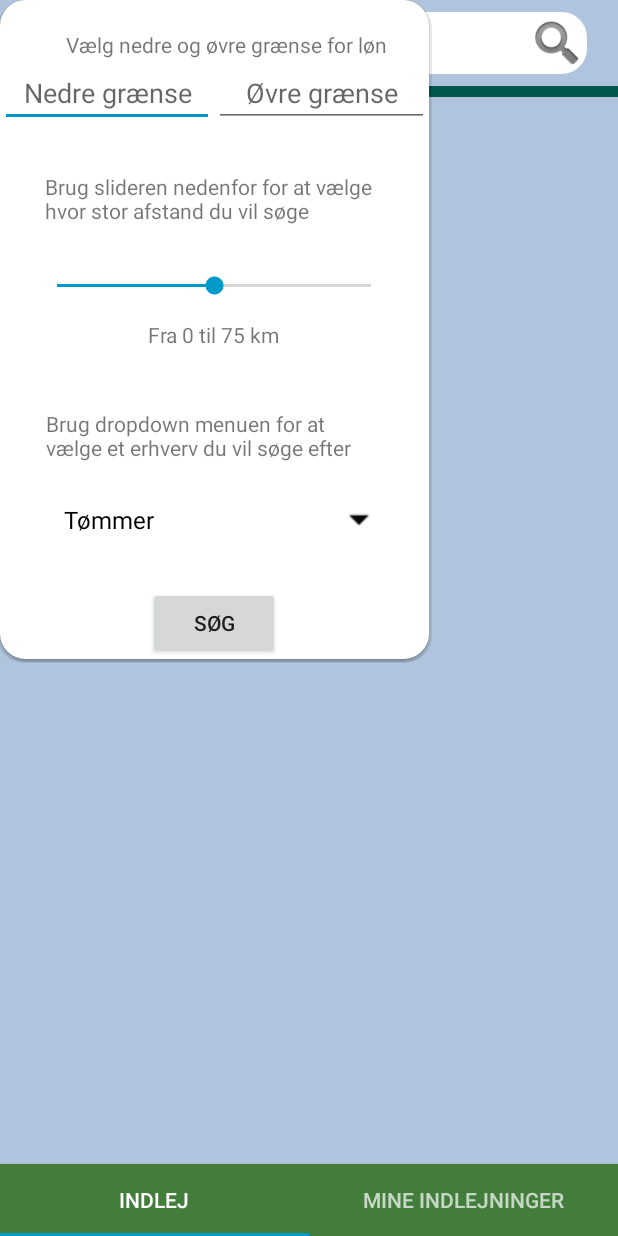
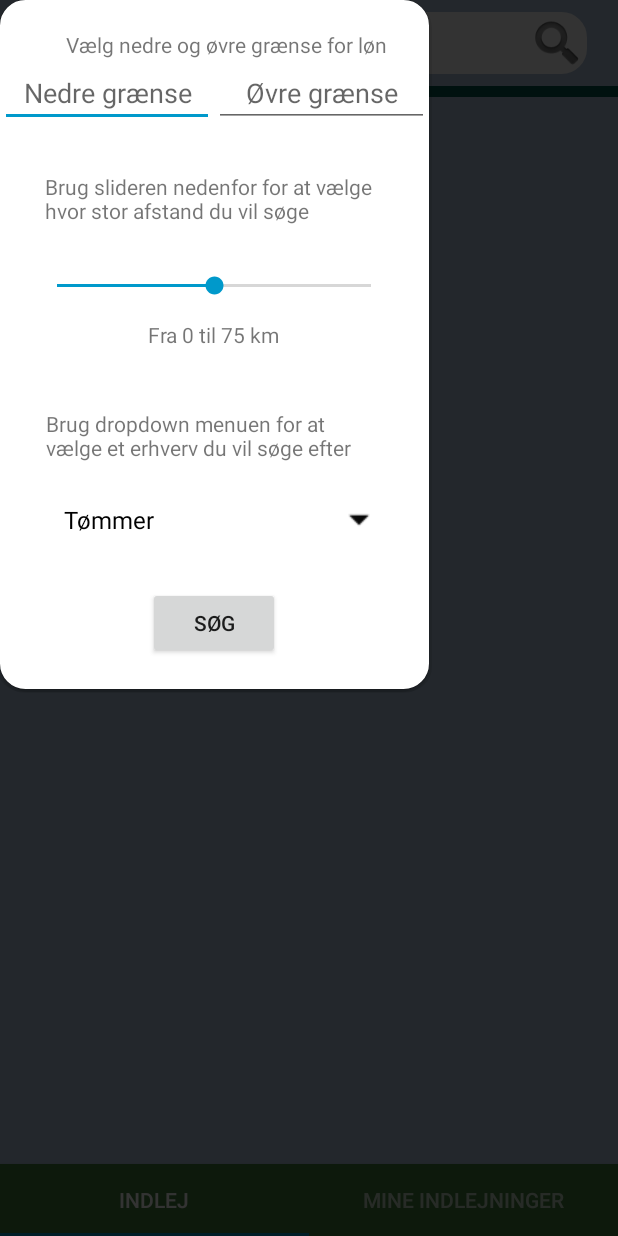
Before and after one commit to DanielGreibe/FlexicuApplication, an Android app: the RentInFragment screen opened directly, with no data from a screen before it, after a tap on an icon or button, on a phone screen of 412 x 824 dp. Run offline under Robolectric (Android 15) with nearby library versions, the phone set to English and light mode, and no system bars; our stand-ins replace Firebase (no records; nobody signed in at launch, a user with empty details on screens opened directly); libraries missing offline, so code that uses them is left out: com.firebase.ui; pictures from the network do not load; 3 statements that could not run were skipped.

Commit message:
FadeBackgroudn on Popup in Filters.

```diff
--- a/app/src/main/java/com/example/danie/flexicuapplication/GUI/RentInFragment.java
+++ b/app/src/main/java/com/example/danie/flexicuapplication/GUI/RentInFragment.java
@@ -21,6 +21,7 @@ import android.view.Gravity;
 import android.view.LayoutInflater;
 import android.view.View;
 import android.view.ViewGroup;
+import android.view.WindowManager;
 import android.view.animation.AlphaAnimation;
 import android.widget.ArrayAdapter;
 import android.widget.Button;
@@ -80,6 +81,7 @@ public class RentInFragment extends Fragment {
         mContainer = v.findViewById(R.id.linearLayoutRentin);
         freeSearch = v.findViewById(R.id.freeSearch);
 
+
                 filter.setOnClickListener((View) -> {
                 /*
                     Intent filtermenu = new Intent(getContext(), FiltersRentIn.class);
@@ -99,6 +101,13 @@ public class RentInFragment extends Fragment {
 
 
                 popupWindow.showAtLocation(mContainer, Gravity.CENTER, 0, 0);
+                View containerOfPopup = (View) popupWindow.getContentView().getParent();
+                WindowManager windowManager = (WindowManager)getActivity().getSystemService(Context.WINDOW_SERVICE);
+                WindowManager.LayoutParams layoutParameters = (WindowManager.LayoutParams) containerOfPopup.getLayoutParams();
+                // add flag
+                layoutParameters.flags |= WindowManager.LayoutParams.FLAG_DIM_BEHIND;
+                layoutParameters.dimAmount = 0.8f;
+                windowManager.updateViewLayout(containerOfPopup, layoutParameters);
 
                 ArrayList<String> filterList = new ArrayList<String>();
                 Button btn = popupView.findViewById(R.id.searchBtn);
--- a/app/src/main/res/layout/activity_rent_in_filters.xml
+++ b/app/src/main/res/layout/activity_rent_in_filters.xml
@@ -11,7 +11,8 @@
         android:layout_width="wrap_content"
         android:layout_height="wrap_content"
         android:orientation="vertical"
-        android:paddingTop="20dp">
+        android:paddingTop="20dp"
+        android:paddingBottom="20dp">
 
 
         <TextView
```
